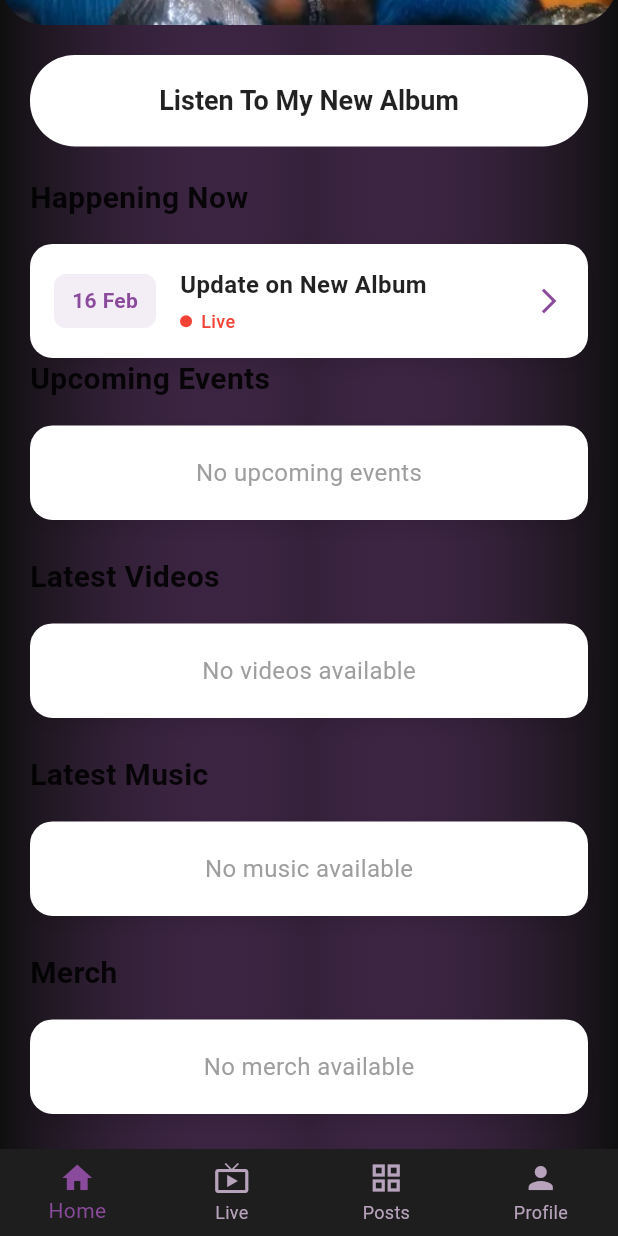
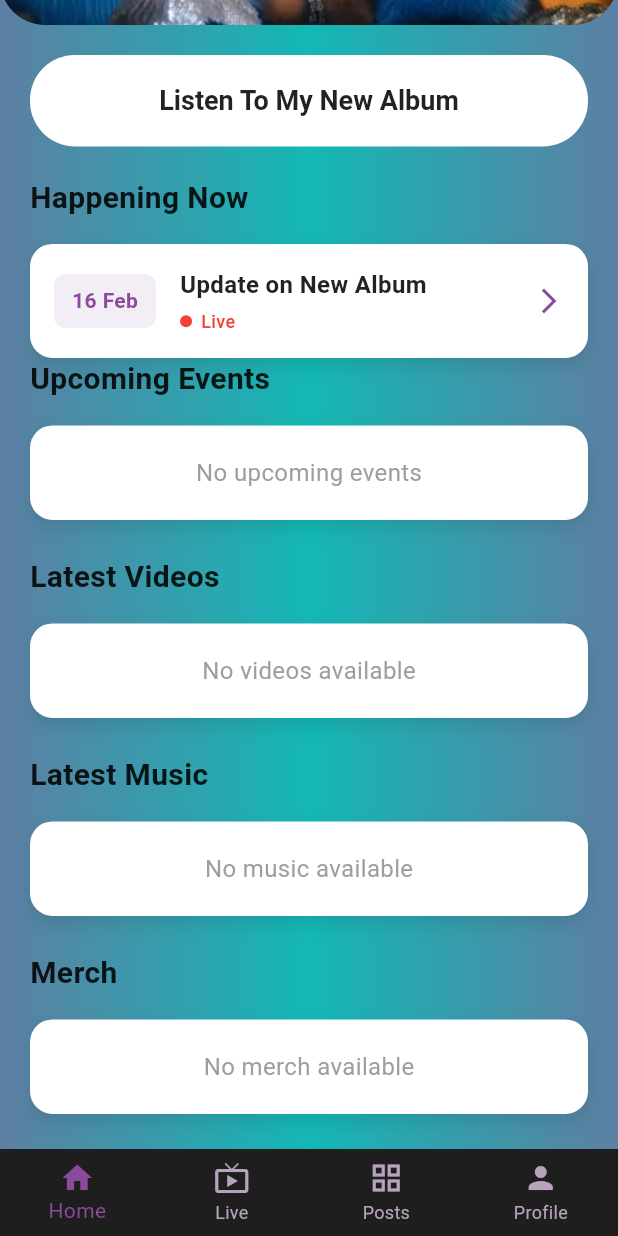
Before and after one commit to cscarpine-bit/summer-walker-artist-portal, a Flutter app: the screen it shows once a user with an empty profile is signed in, scrolled down 519 dp, on a phone screen of 412 x 824 dp. Run offline on Flutter 3.47's test engine with Material 3 defaults, Android fonts, the light colour scheme and no system bars; our stand-ins replace supabase_flutter; accounts and stored records are empty.

Commit message:
HomeScreen: apply brand gradient (left/right #5D7FA3, center #13B8B5)

```diff
--- a/lib/main.dart
+++ b/lib/main.dart
@@ -457,9 +457,9 @@
             begin: Alignment.centerLeft,
             end: Alignment.centerRight,
             colors: [
-              AppTheme.backgroundColor,
-              AppTheme.primaryColor.withOpacity(0.3),
-              AppTheme.backgroundColor,
+              Color(0xFF5D7FA3),
+              Color(0xFF13B8B5),
+              Color(0xFF5D7FA3),
             ],
           ),
         ),
```
